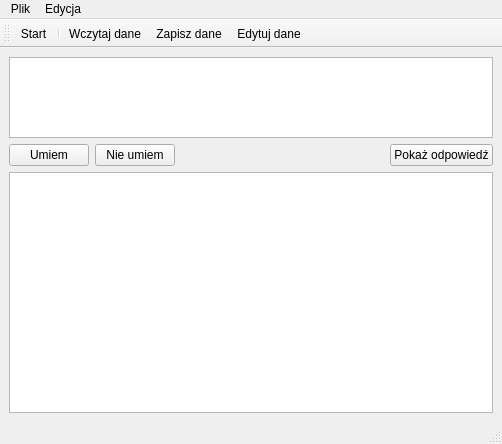
The window that mainwindow.ui (MarcinCz/Qt_Learner) describes before a commit, drawn with Qt 5.
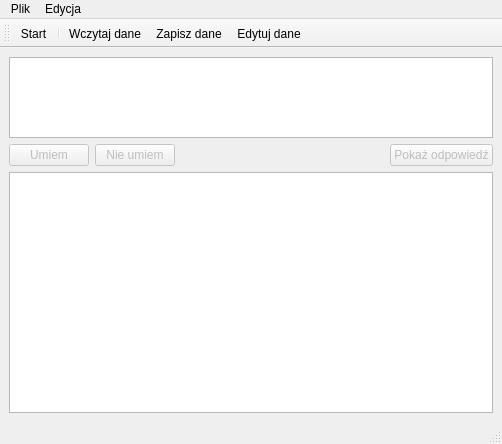
The same window after the commit. Icons and pictures are not drawn.

```diff
--- a/mainwindow.ui
+++ b/mainwindow.ui
@@ -35,6 +35,9 @@
      <layout class="QHBoxLayout" name="horizontalLayout">
       <item>
        <widget class="QPushButton" name="pushButtonKnow">
+        <property name="enabled">
+         <bool>false</bool>
+        </property>
         <property name="text">
          <string>Umiem</string>
         </property>
@@ -42,6 +45,9 @@
       </item>
       <item>
        <widget class="QPushButton" name="pushButtonDontKnow">
+        <property name="enabled">
+         <bool>false</bool>
+        </property>
         <property name="text">
          <string>Nie umiem</string>
         </property>
@@ -62,6 +68,9 @@
       </item>
       <item>
        <widget class="QPushButton" name="pushButtonShowAnswer">
+        <property name="enabled">
+         <bool>false</bool>
+        </property>
         <property name="text">
          <string>Pokaż odpowiedź</string>
         </property>
```
Left out of the diff: 2 changed lines with no effect on the pictures.
